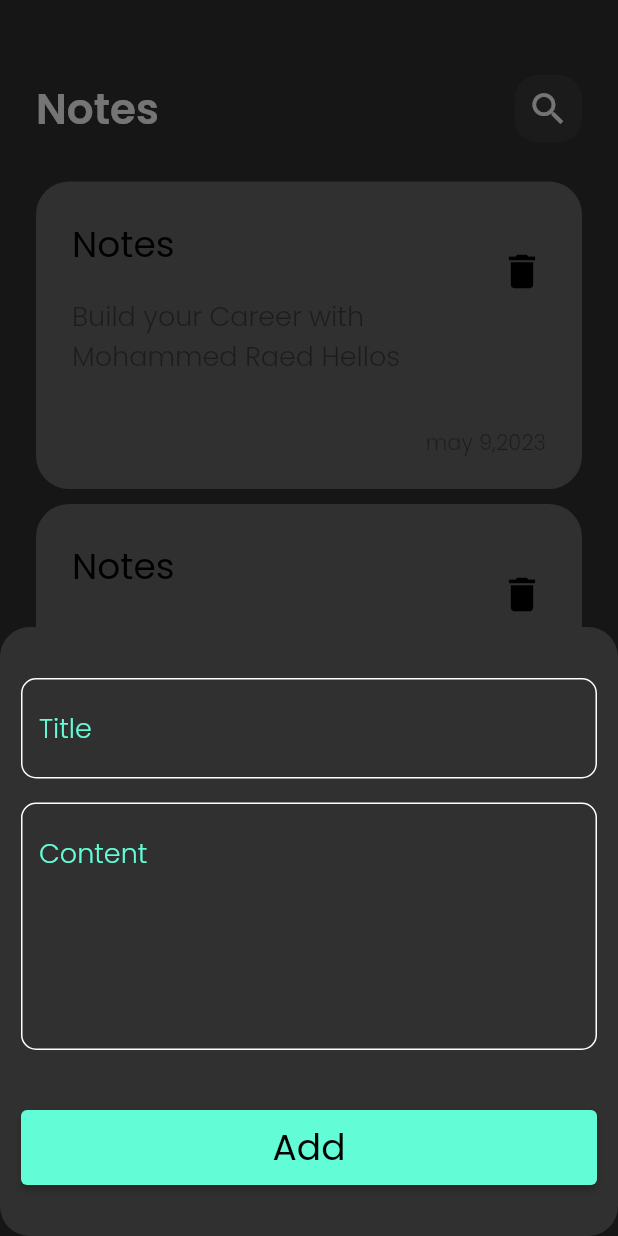
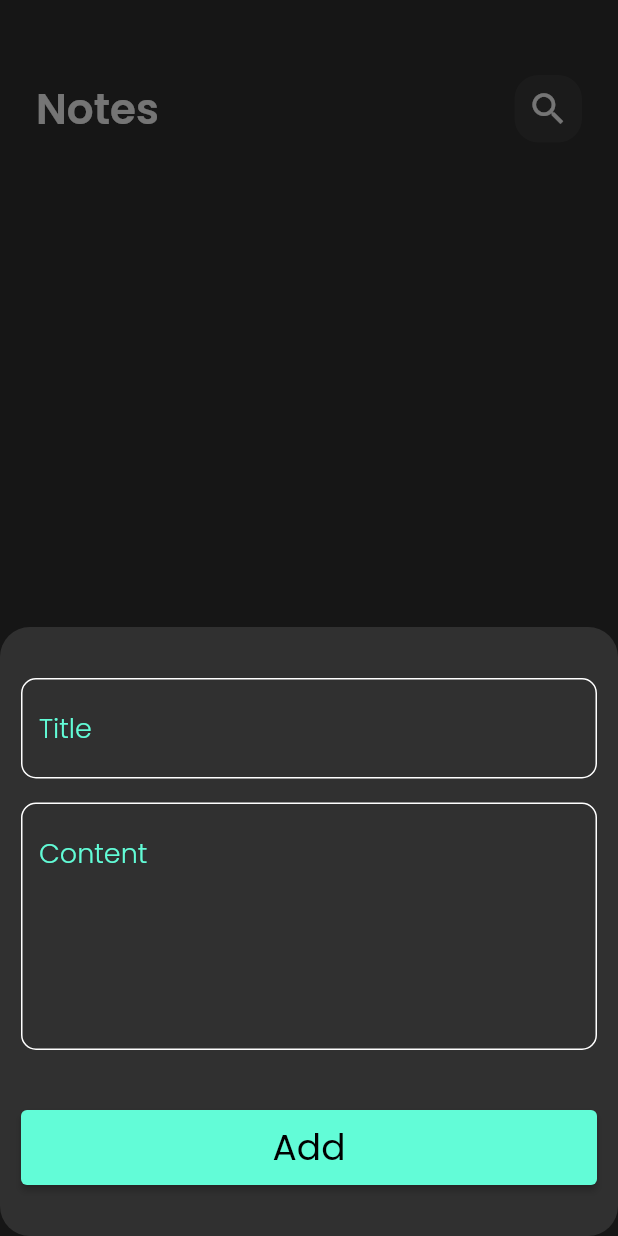
Before and after one commit to Mohammed3helles/notes_app, a Flutter app: the screen it shows after launch, after a tap on the "add" icon, on a phone screen of 412 x 824 dp. Run offline on Flutter 3.47's test engine with Material 2 defaults, Android fonts, the phone set to English and light mode, and no system bars; drawn by our look-alikes of modal_progress_hud_nsn; our stand-ins replace bloc, flutter_bloc, hive, hive_flutter; accounts and stored records are empty.

Commit message:
add new cubit and alt of changes

```diff
--- /dev/null
+++ b/lib/business_logic/get_note/get_note_cubit.dart
@@ -0,0 +1,20 @@
+import 'package:bloc/bloc.dart';
+import 'package:hive_flutter/adapters.dart';
+import 'package:meta/meta.dart';
+import 'package:notes_app/presentation/resources/values_manager.dart';
+
+import '../../data/model/note_model.dart';
+
+part 'get_note_state.dart';
+
+class GetNoteCubit extends Cubit<GetNoteState> {
+  GetNoteCubit() : super(GetNoteInitial());
+  List<Note>? notes;
+
+  getNotes() async {
+    //here GetNoteLoading is used because is not use any future and await
+    // emit(GetNoteLoading());
+    var noteBox = Hive.box<Note>(kNoteBox);
+    notes = noteBox.values.toList();
+  }
+}
--- /dev/null
+++ b/lib/business_logic/get_note/get_note_state.dart
@@ -0,0 +1,6 @@
+part of 'get_note_cubit.dart';
+
+@immutable
+abstract class GetNoteState {}
+
+class GetNoteInitial extends GetNoteState {}
--- a/lib/presentation/resources/strings_manager.dart
+++ b/lib/presentation/resources/strings_manager.dart
@@ -3,6 +3,7 @@ class AppStrings{
   static const String editeNote='Edite Note';
   static const String titleTextFiled='Title';
   static const String contentTextFiled='Content';
+  static const String noteIsNoteAvailable='is not any note available';
   static const String nameButtonAdd='Add';
   static const String desApp='Build your Career with Mohammed Raed Hellos';
   static const String unDefinedRoute='page is not found';
--- a/lib/presentation/resources/values_manager.dart
+++ b/lib/presentation/resources/values_manager.dart
@@ -1,4 +1,5 @@
 const String kNoteBox = 'note box';
+
 
 class AppSize {
   static double s8 = 8.0;
--- a/lib/presentation/screens/notes_screen.dart
+++ b/lib/presentation/screens/notes_screen.dart
@@ -1,4 +1,6 @@
 import 'package:flutter/material.dart';
+import 'package:flutter_bloc/flutter_bloc.dart';
+import 'package:notes_app/business_logic/get_note/get_note_cubit.dart';
 import 'package:notes_app/presentation/resources/values_manager.dart';
 
 import '../widgets/custom_note_view.dart';
@@ -9,11 +11,14 @@ class NotesView extends StatelessWidget {
 
   @override
   Widget build(BuildContext context) {
-    return Scaffold(
+    return BlocProvider(
+      create: (_)=>GetNoteCubit(),
+      child: Scaffold(
         body: const CustomNoteView(),
         floatingActionButton: FloatingActionButton(
           onPressed: () {
             showModalBottomSheet(
+              isScrollControlled: true,
               shape: RoundedRectangleBorder(borderRadius: BorderRadius.circular(AppSize.s20)),
                 backgroundColor: Colors.transparent,
                 context: context,
@@ -21,6 +26,7 @@ class NotesView extends StatelessWidget {
           },
           child: const Icon(Icons.add),
         ),
+      ),
     );
   }
 }
--- /dev/null
+++ b/lib/presentation/widgets/custom_list_view.dart
@@ -0,0 +1,42 @@
+import 'package:flutter/material.dart';
+import 'package:flutter_bloc/flutter_bloc.dart';
+
+import '../../business_logic/get_note/get_note_cubit.dart';
+import '../../data/model/note_model.dart';
+import '../resources/strings_manager.dart';
+import '../resources/values_manager.dart';
+import 'note_item.dart';
+
+class CustomListView extends StatelessWidget {
+  const CustomListView({Key? key}) : super(key: key);
+
+  @override
+  Widget build(BuildContext context) {
+    return Padding(
+      padding: EdgeInsets.symmetric(vertical: AppSpace.p16),
+      child: BlocBuilder<GetNoteCubit, GetNoteState>(builder: (context, state) {
+        List<Note> notes=BlocProvider.of<GetNoteCubit>(context).notes??[];
+        if (notes.isNotEmpty) {
+          print('the length of notes is = ${notes.length}');
+          return ListView.builder(
+            reverse: false,
+              padding: EdgeInsets.zero,
+              itemCount: notes.length,
+              itemBuilder: (context, index) {
+                return NoteItem(
+                 note: notes[index],
+                );
+              });
+        }else{
+          return Center(
+            child: Text(
+              AppStrings.noteIsNoteAvailable,
+              style: Theme.of(context).textTheme.bodySmall,
+            ),
+          );
+        }
+
+      }),
+    );
+  }
+}
--- a/lib/presentation/widgets/custom_note_view.dart
+++ b/lib/presentation/widgets/custom_note_view.dart
@@ -1,14 +1,25 @@
 import 'package:flutter/material.dart';
-import 'package:notes_app/presentation/resources/color_manager.dart';
-import 'package:notes_app/presentation/resources/strings_manager.dart';
+import 'package:flutter_bloc/flutter_bloc.dart';
 import 'package:notes_app/presentation/resources/values_manager.dart';
 import 'package:notes_app/presentation/widgets/custom_appBar.dart';
+import 'package:notes_app/presentation/widgets/custom_list_view.dart';
 
-import 'note_item.dart';
+import '../../business_logic/get_note/get_note_cubit.dart';
 
-class CustomNoteView extends StatelessWidget {
+class CustomNoteView extends StatefulWidget {
   const CustomNoteView({Key? key}) : super(key: key);
 
+  @override
+  State<CustomNoteView> createState() => _CustomNoteViewState();
+}
+
+class _CustomNoteViewState extends State<CustomNoteView> {
+ @override
+  void initState() {
+    // TODO: implement initState
+    super.initState();
+    BlocProvider.of<GetNoteCubit>(context).getNotes();
+ }
   @override
   Widget build(BuildContext context) {
     return Padding(
@@ -17,16 +28,12 @@ class CustomNoteView extends StatelessWidget {
         mainAxisSize: MainAxisSize.max,
         children: [
           SizedBox(height: AppSize.s50),
-          CustomAppBar(iconData: Icons.search,),
-          Expanded(
-              child: Padding(
-            padding: EdgeInsets.symmetric(vertical: AppSpace.p16),
-            child: ListView.builder(
-                padding: EdgeInsets.zero,
-                itemBuilder: (context, index) {
-                  return const NoteItem();
-                }),
-          )),
+          const CustomAppBar(
+            iconData: Icons.search,
+          ),
+          const Expanded(
+            child: CustomListView(),
+          ),
         ],
       ),
     );
--- a/lib/presentation/widgets/model_bottom_sheet.dart
+++ b/lib/presentation/widgets/model_bottom_sheet.dart
@@ -1,18 +1,18 @@
+import 'dart:math';
+
 import 'package:flutter/material.dart';
 import 'package:flutter_bloc/flutter_bloc.dart';
-import 'package:modal_progress_hud_nsn/modal_progress_hud_nsn.dart';
 import 'package:notes_app/business_logic/add_note/add_note_cubit.dart';
 import 'package:notes_app/business_logic/add_note/add_note_state.dart';
 import 'package:notes_app/data/model/note_model.dart';
 import 'package:notes_app/presentation/resources/color_manager.dart';
 import 'package:notes_app/presentation/resources/values_manager.dart';
 import 'package:notes_app/presentation/widgets/CustomTextField.dart';
+import 'package:intl/intl.dart';
 
 import '../resources/strings_manager.dart';
 
 class AddNoteModelBottomSheet extends StatefulWidget {
-
-
   const AddNoteModelBottomSheet({super.key});
 
   @override
@@ -30,13 +30,12 @@ class _AddNoteModelBottomSheetState extends State<AddNoteModelBottomSheet> {
   @override
   Widget build(BuildContext context) {
     return BlocProvider(
-      create: (_)=>AddNoteCubit(),
+      create: (_) => AddNoteCubit(),
       child: Container(
-        padding: EdgeInsets.all(AppSpace.p14),
+          padding:
+              EdgeInsets.only(bottom: MediaQuery.of(context).viewInsets.bottom),
           decoration: BoxDecoration(
-          color: Theme
-              .of(context)
-              .canvasColor,
+            color: Theme.of(context).canvasColor,
             borderRadius: BorderRadius.circular(AppSize.s20),
           ),
           child: BlocConsumer<AddNoteCubit, AddNoteState>(
@@ -48,9 +47,11 @@ class _AddNoteModelBottomSheetState extends State<AddNoteModelBottomSheet> {
                 Navigator.pop(context);
               }
             },
-          builder: (context,state){
-           return ModalProgressHUD(
-              inAsyncCall: state is AddNoteLoadingState ? true : false,
+            builder: (context, state) {
+              return Padding(
+                padding: EdgeInsets.all(AppSize.s14),
+                child: AbsorbPointer(
+                  absorbing: state is AddNoteLoadingState ? true : false,
                   child: Form(
                     key: _formKey,
                     autovalidateMode: autoValidateMode,
@@ -71,48 +72,62 @@ class _AddNoteModelBottomSheetState extends State<AddNoteModelBottomSheet> {
                               description = value;
                             },
                           ),
-                      buildButtonAdd(context)
+                          buildButtonAdd(
+                            ctx: context,
+                            isLoading:
+                                state is AddNoteLoadingState ? true : false,
+                          ),
                         ],
+                      ),
                     ),
                   ),
                 ),
               );
             },
-
           )),
     );
   }
 
-  Container buildButtonAdd(BuildContext context) {
+  Container buildButtonAdd(
+      {required BuildContext ctx, required bool isLoading}) {
     return Container(
       margin: const EdgeInsets.only(top: 40, bottom: 20),
-      width: MediaQuery
-          .of(context)
-          .size
-          .width,
+      width: MediaQuery.of(ctx).size.width,
       height: 50,
       child: ElevatedButton(
         onPressed: () {
           if (_formKey.currentState!.validate()) {
             _formKey.currentState!.save();
+            String currentDate = DateFormat.yMd().format(DateTime.now());
             Note note = Note(
                 title: title,
                 description: description,
-                date: 'date',
-                color: Colors.teal.value);
-            BlocProvider.of<AddNoteCubit>(context).addNote(note);
+                date: currentDate,
+                color: Color.fromRGBO(
+                  Random().nextInt(254),
+                  Random().nextInt(254),
+                  Random().nextInt(254),
+                  1,
+                ).value);
+            BlocProvider.of<AddNoteCubit>(ctx).addNote(note);
           } else {
             autoValidateMode = AutovalidateMode.always;
           }
         },
         style:
             ElevatedButton.styleFrom(backgroundColor: ColorManager.textField),
-        child: Text(
+        child: isLoading
+            ? SizedBox(
+                height: AppSize.s24,
+                width: AppSize.s24,
+                child: const CircularProgressIndicator(
+                  strokeWidth: 1.5,
+                  color: ColorManager.black,
+                ),
+              )
+            : Text(
                 AppStrings.nameButtonAdd,
-          style: Theme
-              .of(context)
-              .textTheme
-              .titleMedium,
+                style: Theme.of(ctx).textTheme.titleMedium,
               ),
       ),
     );
--- a/lib/presentation/widgets/note_item.dart
+++ b/lib/presentation/widgets/note_item.dart
@@ -1,18 +1,21 @@
-import 'dart:math';
-
 import 'package:flutter/material.dart';
 import 'package:notes_app/presentation/resources/routes_manager.dart';
 
-import '../resources/color_manager.dart';
-import '../resources/strings_manager.dart';
+import '../../data/model/note_model.dart';
 import '../resources/values_manager.dart';
 
 class NoteItem extends StatelessWidget {
-  const NoteItem({Key? key}) : super(key: key);
+  final Note note;
+
+  const NoteItem({
+    Key? key,
+    required this.note,
+  }) : super(key: key);
+
   @override
   Widget build(BuildContext context) {
     return InkWell(
-      onTap: ()=>Navigator.pushNamed(context, AppRoute.editScreen),
+      onTap: () => Navigator.pushNamed(context, AppRoute.editScreen),
       child: Container(
         margin: EdgeInsets.only(top: AppSize.s10),
         padding: EdgeInsets.only(
@@ -23,8 +26,7 @@ class NoteItem extends StatelessWidget {
         ),
         width: double.infinity,
         decoration: BoxDecoration(
-            color: Color.fromRGBO(Random().nextInt(254), Random().nextInt(254),
-                Random().nextInt(254), 1),
+            color: Color(note.color ?? 0),
             borderRadius: BorderRadius.circular(AppSize.s22)),
         child: Column(
           crossAxisAlignment: CrossAxisAlignment.end,
@@ -33,22 +35,25 @@ class NoteItem extends StatelessWidget {
             ListTile(
               contentPadding: EdgeInsets.zero,
               title: Text(
-                AppStrings.nameApp,
+                note.title.toString(),
                 style: Theme.of(context).textTheme.titleMedium,
               ),
               subtitle: Padding(
-                padding: EdgeInsets.only(top: AppSpace.p16, bottom: AppSpace.p14),
+                padding:
+                    EdgeInsets.only(top: AppSpace.p16, bottom: AppSpace.p14),
                 child: Text(
-                  AppStrings.desApp,
+                  note.description.toString(),
                   style: Theme.of(context).textTheme.bodyMedium,
                 ),
               ),
               trailing: IconButton(
-                  onPressed: () {},
+                  onPressed: () {
+                    note.delete();
+                  },
                   splashColor: Colors.red.withOpacity(0.7),
                   icon: Icon(
                     Icons.delete,
-                    color: ColorManager.black,
+                    color: Colors.red,
                     size: AppSize.s30,
                   )),
             ),
@@ -58,7 +63,7 @@ class NoteItem extends StatelessWidget {
                 right: AppSpace.p8,
               ),
               child: Text(
-                "may ${DateTime.now().month},${DateTime.now().year}",
+                note.date.toString(),
                 textAlign: TextAlign.end,
                 style: Theme.of(context).textTheme.titleSmall,
               ),
--- a/pubspec.yaml
+++ b/pubspec.yaml
@@ -32,6 +32,7 @@ dependencies:
   hive: ^2.2.3
   hive_flutter: ^1.1.0
   modal_progress_hud_nsn: ^0.4.0
+  intl: ^0.18.1
   flutter:
     sdk: flutter
 
```
Also changed, not shown: pubspec.lock. Lines whose indentation alone changed are shown as unchanged.
